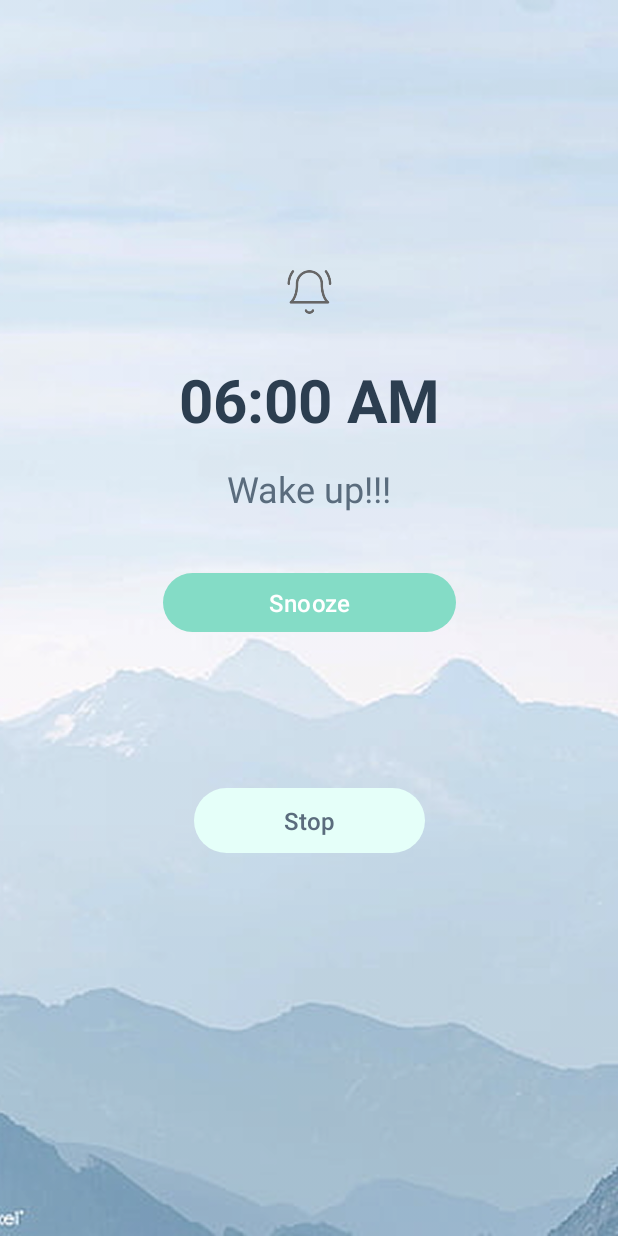
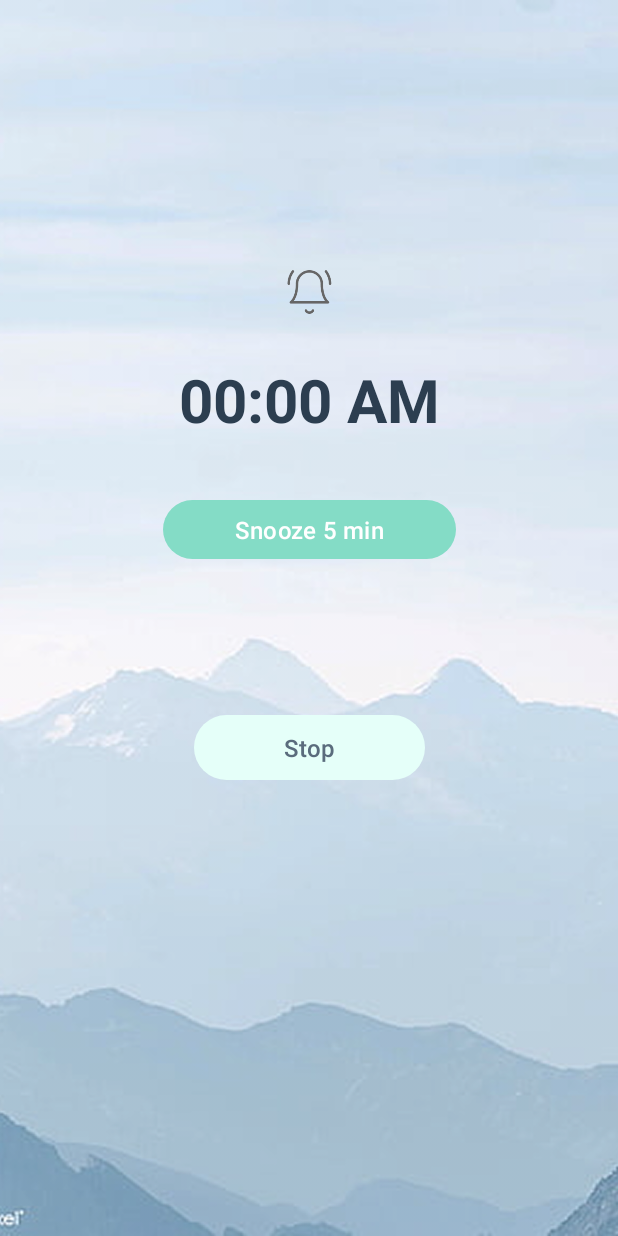
Before and after one commit to thequyenle/lastversion, an Android app: the AlarmRingingActivity screen opened directly, with no data from a screen before it, on a phone screen of 412 x 824 dp. Run offline under Robolectric (Android 15) with nearby library versions, the phone set to English and light mode, and no system bars; 1 statement that could not run was skipped.

Commit message:
fix loadData AlarmRinging

```diff
--- a/app/src/main/java/net/android/lastversion/alarm/presentation/activity/AlarmRingingActivity.kt
+++ b/app/src/main/java/net/android/lastversion/alarm/presentation/activity/AlarmRingingActivity.kt
@@ -71,25 +71,29 @@ class AlarmRingingActivity : AppCompatActivity() {
         btnSnooze.setOnClickListener { snoozeAlarm() }
     }
 
+    // Thay thế function loadAlarmData() trong AlarmRingingActivity.kt
+
     private fun loadAlarmData() {
         alarmId = intent.getIntExtra("alarm_id", -1)
         val hour = intent.getIntExtra("alarm_hour", 0)
         val minute = intent.getIntExtra("alarm_minute", 0)
         val amPm = intent.getStringExtra("alarm_am_pm") ?: "AM"
         val note = intent.getStringExtra("alarm_note") ?: ""
+        snoozeMinutes = intent.getIntExtra("snooze_minutes", 5)
+
         android.util.Log.d("AlarmRinging", "Received note: '$note'")
-
-        tvNote.text = if (note.isNotEmpty()) {
-            android.util.Log.d("AlarmRinging", "Showing note")
-            note
-        } else {
-           return
-        }
-        snoozeMinutes = intent.getIntExtra("snooze_minutes", 5)
 
         // Display time
         tvTime.text = String.format("%02d:%02d %s", hour, minute, amPm)
 
+        // Display note - ẩn TextView nếu note rỗng
+        if (note.isNotEmpty()) {
+            android.util.Log.d("AlarmRinging", "Showing note")
+            tvNote.text = note
+            tvNote.visibility = android.view.View.VISIBLE
+        } else {
+            tvNote.visibility = android.view.View.GONE
+        }
 
         // Hide snooze button if snooze disabled
         if (snoozeMinutes == 0) {
--- a/app/src/main/res/layout/activity_alarm_ringing.xml
+++ b/app/src/main/res/layout/activity_alarm_ringing.xml
@@ -22,7 +22,7 @@
         android:id="@+id/tvTime"
         android:layout_width="wrap_content"
         android:layout_height="wrap_content"
-        android:text="06:00 AM"
+        android:text="@string/_06_00_am"
         android:textColor="#2C3E50"
         android:textSize="40sp"
         android:textStyle="bold"
@@ -37,7 +37,7 @@
         android:id="@+id/tvNote"
         android:layout_width="wrap_content"
         android:layout_height="wrap_content"
-        android:text="Wake up!!!"
+        android:text="@string/wake_up"
         android:textColor="#5A6C7D"
         android:textSize="24sp"
         android:fontFamily="sans-serif"
@@ -53,7 +53,7 @@
         android:id="@+id/btnSnooze"
         android:layout_width="195dp"
         android:layout_height="47dp"
-        android:text="Snooze"
+        android:text="@string/snooze"
         android:gravity="center"
         android:textSize="16sp"
         android:backgroundTint="@null"
@@ -68,7 +68,7 @@
         android:id="@+id/btnDismiss"
         android:layout_width="154dp"
         android:layout_height="43dp"
-        android:text="Stop"
+        android:text="@string/stopq"
         android:textColor="#5A6C7D"
         android:textSize="16sp"
         android:textAllCaps="false"
--- a/app/src/main/res/layout/activity_language.xml
+++ b/app/src/main/res/layout/activity_language.xml
@@ -9,7 +9,7 @@
     <TextView
         android:id="@+id/ivLanguage"
         android:layout_width="wrap_content"
-        android:text="Language"
+        android:text="@string/language"
         android:textSize="24sp"
         android:textStyle="bold"
         android:layout_height="wrap_content"
@@ -28,8 +28,8 @@
         android:layout_marginEnd="19dp"
         android:backgroundTint="@android:color/transparent"
         android:src="@drawable/ic_checked"
-        android:text="Done"
-        android:contentDescription="done button desc"
+        android:text="@string/doneLanguage"
+        android:contentDescription="@string/done_button_descLanguage"
         app:layout_constraintEnd_toEndOf="parent"
         app:layout_constraintTop_toTopOf="parent"
 
```
Also changed, not shown: app/src/main/java/net/android/lastversion/alarm/domain/model/Alarm.kt (+10 -0 lines), app/src/main/res/layout/activity_home.xml (+9 -9 lines), app/src/main/res/layout/activity_permission.xml (+8 -8 lines), app/src/main/res/layout/activity_set_alarm.xml (+4 -4 lines), app/src/main/res/values/strings.xml (+28 -0 lines).
